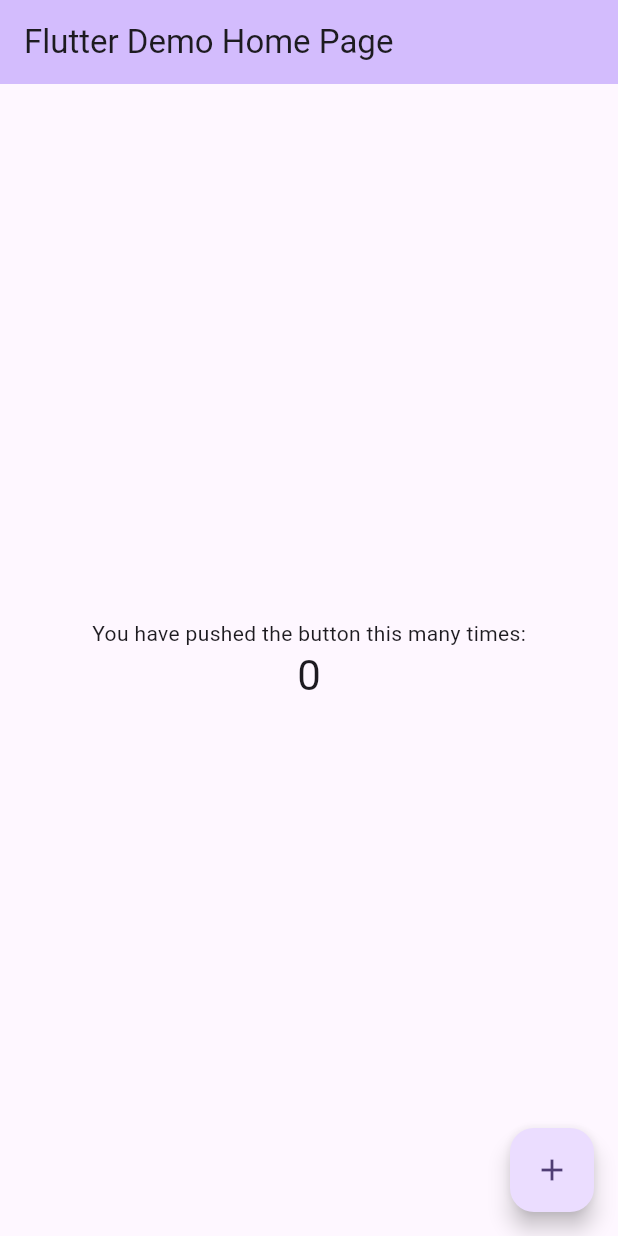
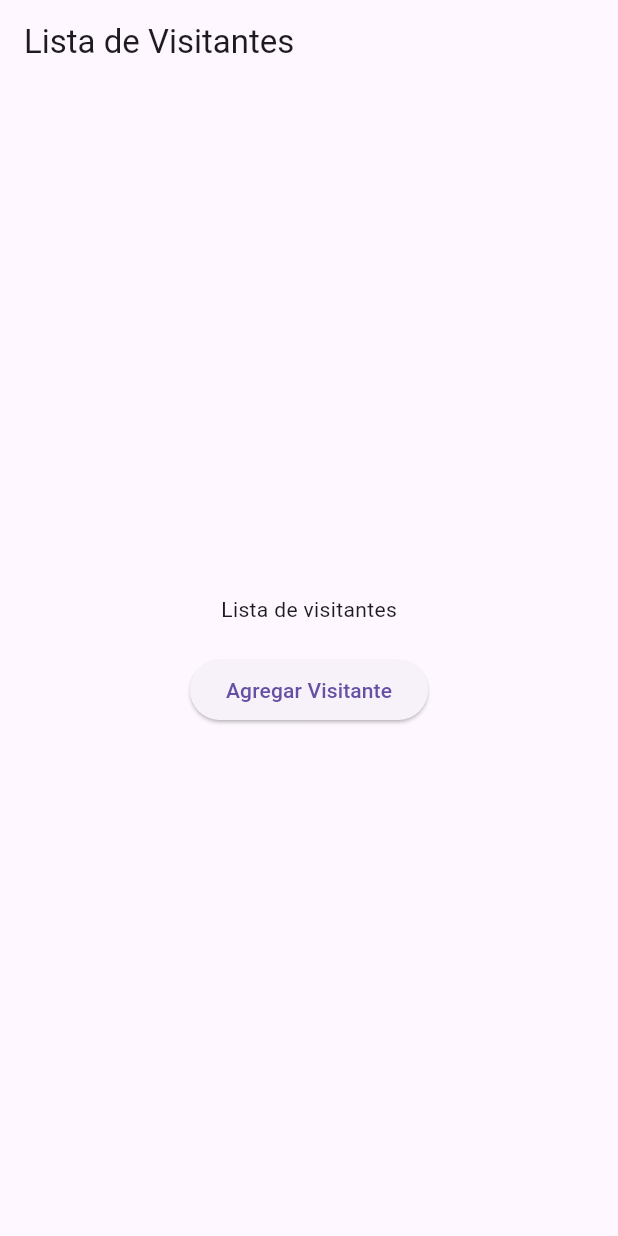
Before and after one commit to TaniaOliva/flutter_visitantes, a Flutter app: the screen it shows after launch, on a phone screen of 412 x 824 dp. Run offline on Flutter 3.47's test engine with Material 3 defaults, Android fonts, the phone set to English and light mode, and no system bars; our stand-ins replace cloud_firestore, firebase_core, go_router; accounts and stored records are empty.

Commit message:
segundo commit

```diff
--- a/lib/main.dart
+++ b/lib/main.dart
@@ -1,125 +1,23 @@
+// lib/main.dart
 import 'package:flutter/material.dart';
+import 'package:firebase_core/firebase_core.dart';
+import 'package:flutter_visitantes/router/app_router.dart'; // Importa el router
 
-void main() {
-  runApp(const MyApp());
+void main() async {
+  WidgetsFlutterBinding.ensureInitialized();
+  await Firebase.initializeApp(); // Inicializa Firebase
+  runApp(MyApp());
 }
 
 class MyApp extends StatelessWidget {
-  const MyApp({super.key});
-
-  // This widget is the root of your application.
   @override
   Widget build(BuildContext context) {
-    return MaterialApp(
-      title: 'Flutter Demo',
+    return MaterialApp.router(
+      routerConfig: router, // Conecta el router con MaterialApp
+      title: 'Flutter Visitantes',
       theme: ThemeData(
-        // This is the theme of your application.
-        //
-        // TRY THIS: Try running your application with "flutter run". You'll see
-        // the application has a purple toolbar. Then, without quitting the app,
-        // try changing the seedColor in the colorScheme below to Colors.green
-        // and then invoke "hot reload" (save your changes or press the "hot
-        // reload" button in a Flutter-supported IDE, or press "r" if you used
-        // the command line to start the app).
-        //
-        // Notice that the counter didn't reset back to zero; the application
-        // state is not lost during the reload. To reset the state, use hot
-        // restart instead.
-        //
-        // This works for code too, not just values: Most code changes can be
-        // tested with just a hot reload.
-        colorScheme: ColorScheme.fromSeed(seedColor: Colors.deepPurple),
-        useMaterial3: true,
+        primarySwatch: Colors.blue,
       ),
-      home: const MyHomePage(title: 'Flutter Demo Home Page'),
     );
   }
 }
-
-class MyHomePage extends StatefulWidget {
-  const MyHomePage({super.key, required this.title});
-
-  // This widget is the home page of your application. It is stateful, meaning
-  // that it has a State object (defined below) that contains fields that affect
-  // how it looks.
-
-  // This class is the configuration for the state. It holds the values (in this
-  // case the title) provided by the parent (in this case the App widget) and
-  // used by the build method of the State. Fields in a Widget subclass are
-  // always marked "final".
-
-  final String title;
-
-  @override
-  State<MyHomePage> createState() => _MyHomePageState();
-}
-
-class _MyHomePageState extends State<MyHomePage> {
-  int _counter = 0;
-
-  void _incrementCounter() {
-    setState(() {
-      // This call to setState tells the Flutter framework that something has
-      // changed in this State, which causes it to rerun the build method below
-      // so that the display can reflect the updated values. If we changed
-      // _counter without calling setState(), then the build method would not be
-      // called again, and so nothing would appear to happen.
-      _counter++;
-    });
-  }
-
-  @override
-  Widget build(BuildContext context) {
-    // This method is rerun every time setState is called, for instance as done
-    // by the _incrementCounter method above.
-    //
-    // The Flutter framework has been optimized to make rerunning build methods
-    // fast, so that you can just rebuild anything that needs updating rather
-    // than having to individually change instances of widgets.
-    return Scaffold(
-      appBar: AppBar(
-        // TRY THIS: Try changing the color here to a specific color (to
-        // Colors.amber, perhaps?) and trigger a hot reload to see the AppBar
-        // change color while the other colors stay the same.
-        backgroundColor: Theme.of(context).colorScheme.inversePrimary,
-        // Here we take the value from the MyHomePage object that was created by
-        // the App.build method, and use it to set our appbar title.
-        title: Text(widget.title),
-      ),
-      body: Center(
-        // Center is a layout widget. It takes a single child and positions it
-        // in the middle of the parent.
-        child: Column(
-          // Column is also a layout widget. It takes a list of children and
-          // arranges them vertically. By default, it sizes itself to fit its
-          // children horizontally, and tries to be as tall as its parent.
-          //
-          // Column has various properties to control how it sizes itself and
-          // how it positions its children. Here we use mainAxisAlignment to
-          // center the children vertically; the main axis here is the vertical
-          // axis because Columns are vertical (the cross axis would be
-          // horizontal).
-          //
-          // TRY THIS: Invoke "debug painting" (choose the "Toggle Debug Paint"
-          // action in the IDE, or press "p" in the console), to see the
-          // wireframe for each widget.
-          mainAxisAlignment: MainAxisAlignment.center,
-          children: <Widget>[
-            const Text(
-              'You have pushed the button this many times:',
-            ),
-            Text(
-              '$_counter',
-              style: Theme.of(context).textTheme.headlineMedium,
-            ),
-          ],
-        ),
-      ),
-      floatingActionButton: FloatingActionButton(
-        onPressed: _incrementCounter,
-        tooltip: 'Increment',
-        child: const Icon(Icons.add),
-      ), // This trailing comma makes auto-formatting nicer for build methods.
-    );
-  }
-}
--- /dev/null
+++ b/lib/router/app_router.dart
@@ -0,0 +1,28 @@
+// lib/router/app_router.dart
+import 'package:go_router/go_router.dart';
+import 'package:flutter/material.dart';
+import 'package:flutter_visitantes/screens/visitor_list_screen.dart';
+import 'package:flutter_visitantes/screens/visitor_form_screen.dart';
+
+final GoRouter router = GoRouter(
+  initialLocation: '/', // Ruta inicial
+  routes: [
+    // Ruta para la lista de visitantes
+    GoRoute(
+      path: '/',
+      builder: (context, state) {
+        return VisitorListScreen(); // Muestra la lista de visitantes
+      },
+    ),
+    // Ruta para el formulario de visitantes (agregar o editar)
+    GoRoute(
+      path: '/visitorForm/:visitorId', // Con parámetro visitorId
+      builder: (context, state) {
+        final visitorId = state.pathParameters['visitorId'] ??
+            ''; // Toma el visitorId de la URL
+        return VisitorFormScreen(
+            visitorId: visitorId, isEditing: visitorId.isNotEmpty);
+      },
+    ),
+  ],
+);
--- /dev/null
+++ b/lib/screens/visitor_list_screen.dart
@@ -0,0 +1,31 @@
+// lib/screens/visitor_list_screen.dart
+import 'package:flutter/material.dart';
+import 'package:go_router/go_router.dart';
+
+class VisitorListScreen extends StatelessWidget {
+  @override
+  Widget build(BuildContext context) {
+    return Scaffold(
+      appBar: AppBar(
+        title: Text('Lista de Visitantes'),
+      ),
+      body: Center(
+        child: Column(
+          mainAxisAlignment: MainAxisAlignment.center,
+          children: <Widget>[
+            Text('Lista de visitantes'),
+            SizedBox(height: 20),
+            ElevatedButton(
+              onPressed: () {
+                // Navegar a la pantalla para agregar un nuevo visitante
+                context.go(
+                    '/visitorForm/'); // Navega a la pantalla de formulario de visitante
+              },
+              child: Text('Agregar Visitante'),
+            ),
+          ],
+        ),
+      ),
+    );
+  }
+}
--- /dev/null
+++ b/lib/screens/visitor_screen.dart
@@ -0,0 +1,16 @@
+import 'package:flutter/material.dart';
+
+class VisitorScreen extends StatelessWidget {
+  final String? visitorId;
+
+  const VisitorScreen({Key? key, this.visitorId}) : super(key: key);
+
+  @override
+  Widget build(BuildContext context) {
+    // Aquí puedes usar visitorId
+    return Scaffold(
+      appBar: AppBar(title: Text('Visitante: $visitorId')),
+      body: Center(child: Text('Información del visitante')),
+    );
+  }
+}
```
Also changed, not shown: lib/models/visitor.dart (added, +50 -0 lines), lib/providers/visitor_provider.dart (added, +28 -0 lines), lib/screens/visitor_form_screen.dart (added, +69 -0 lines), lib/services/visitor_service.dart (added, +45 -0 lines), pubspec.yaml (+8 -71 lines), firebase.json (added), lib/services/firebase_options.dart (added), pubspec.lock, 8 other files.
